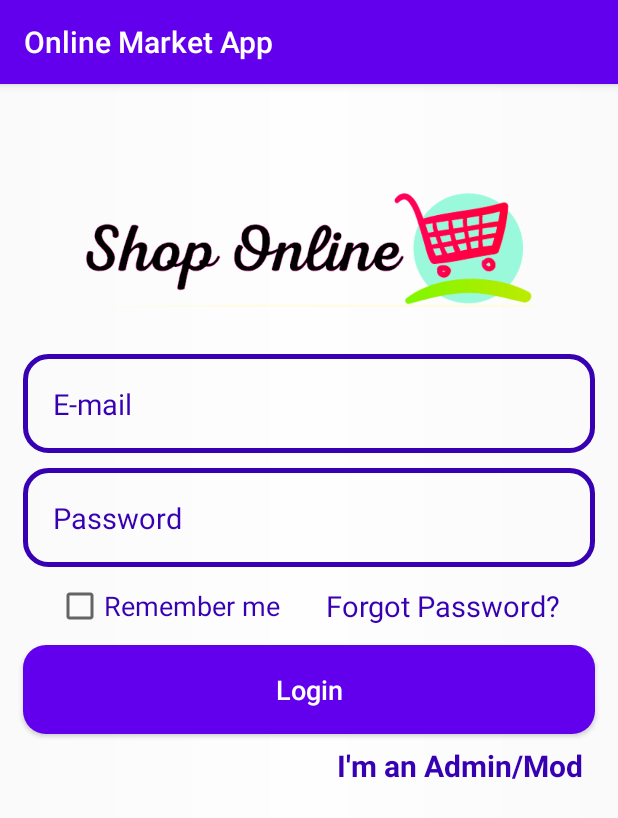
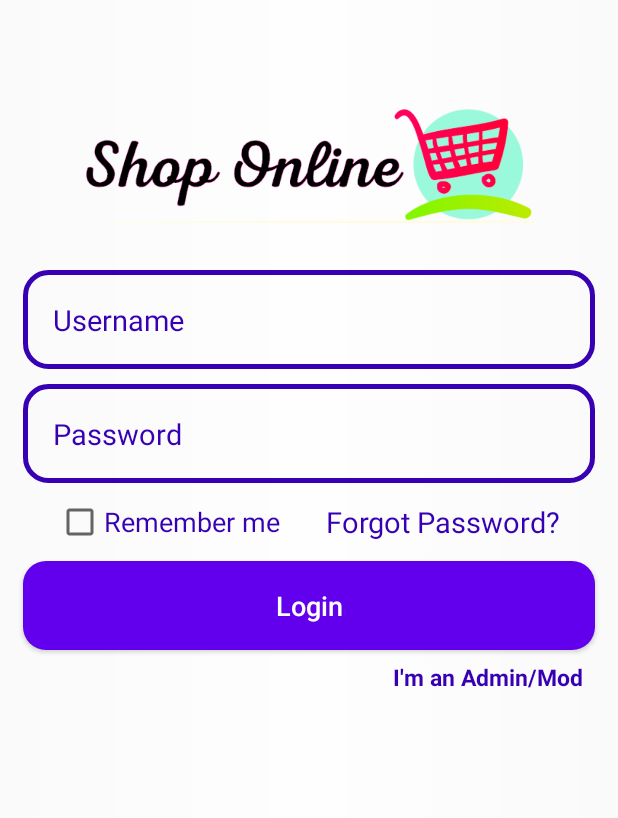
Before and after one commit to Petrified0110/OnlineMarketApp, an Android app: the LoginActivity screen opened directly, with no data from a screen before it, after a tap on "Login", on a phone screen of 412 x 824 dp. Shown: the top 818 px of the screen. Run offline under Robolectric (Android 15) with nearby library versions, the phone set to English and light mode, and no system bars; our stand-ins replace Firebase (no records; nobody signed in at launch, a user with empty details on screens opened directly).

Commit message:
Implemented Login using username

```diff
--- a/app/src/main/java/com/example/onlinemarketapp/LoginActivity.java
+++ b/app/src/main/java/com/example/onlinemarketapp/LoginActivity.java
@@ -13,7 +13,7 @@ import androidx.annotation.NonNull;
 import androidx.annotation.RequiresApi;
 import androidx.appcompat.app.AppCompatActivity;
 
-import com.example.onlinemarketapp.Model.Buyer;
+import com.example.onlinemarketapp.Model.User;
 import com.google.firebase.database.DataSnapshot;
 import com.google.firebase.database.DatabaseError;
 import com.google.firebase.database.DatabaseReference;
@@ -22,7 +22,7 @@ import com.google.firebase.database.ValueEventListener;
 
 public class LoginActivity extends AppCompatActivity {
 
-    private EditText inputEmail, inputPassword;
+    private EditText inputUsername, inputPassword;
     private Button loginButton;
 
     @Override
@@ -31,7 +31,7 @@ public class LoginActivity extends AppCompatActivity {
         setContentView(R.layout.activity_login);
 
         loginButton = (Button) findViewById(R.id.login_btn);
-        inputEmail = (EditText) findViewById(R.id.login_email_input);
+        inputUsername = (EditText) findViewById(R.id.login_username_input);
         inputPassword = (EditText) findViewById(R.id.login_password_input);
 
         loginButton.setOnClickListener(new View.OnClickListener() {
@@ -43,10 +43,10 @@ public class LoginActivity extends AppCompatActivity {
     }
 
     private void loginUser() {
-        String email = inputEmail.getText().toString();
+        String username = inputUsername.getText().toString();
         String password = inputPassword.getText().toString();
 
-         if(TextUtils.isEmpty(email)){
+         if(TextUtils.isEmpty(username)){
             Toast.makeText(this, "Please write your email", Toast.LENGTH_SHORT).show();
         }
         else if(TextUtils.isEmpty(password)){
@@ -54,11 +54,11 @@ public class LoginActivity extends AppCompatActivity {
         }
         else{
 
-            login(email, password);
+            login(username, password);
         }
     }
 
-    private void login(final String email, final String password) {
+    private void login(final String username, final String password) {
         final DatabaseReference myDatabaseReference;
         myDatabaseReference = FirebaseDatabase.getInstance().getReference();
 
@@ -66,14 +66,13 @@ public class LoginActivity extends AppCompatActivity {
             @RequiresApi(api = Build.VERSION_CODES.O)
             @Override
             public void onDataChange(@NonNull DataSnapshot dataSnapshot) {
-                if(dataSnapshot.child("Buyers").child(email).exists()){
-                    Buyer buyerData = dataSnapshot.child("Buyers").child(email).getValue(Buyer.class);
+                if(dataSnapshot.child("Users").child(username).exists()){
+                    User userData = dataSnapshot.child("Users").child(username).getValue(User.class);
 
-                    final String salt = buyerData.getSalt();
-                    final String encryptedPassword = Encryption.generateSecurePassword(password, salt);
+                    final String psw = userData.getPassword();
 
-                    if(buyerData.getEmail().equals(email)){
-                        if (Encryption.verifyUserPassword(password, encryptedPassword, salt)) {
+                    if(userData.getUsername().equals(username)){
+                        if (psw.equals(password)) {
                             Toast.makeText(LoginActivity.this, "Logged in successfully", Toast.LENGTH_SHORT).show();
 
                             Intent intent = new Intent(LoginActivity.this, BrowseActivity.class);
--- a/app/src/main/res/layout/activity_login.xml
+++ b/app/src/main/res/layout/activity_login.xml
@@ -18,7 +18,7 @@
         />
 
     <EditText
-        android:id="@+id/login_email_input"
+        android:id="@+id/login_username_input"
         android:layout_width="match_parent"
         android:layout_height="wrap_content"
         android:layout_below="@+id/login_applogo"
@@ -27,8 +27,8 @@
         android:layout_marginTop="20dp"
         android:layout_marginLeft="15dp"
         android:layout_marginRight="15dp"
-        android:hint="E-mail"
-        android:inputType="textEmailAddress"
+        android:hint="Username"
+        android:inputType="text"
         android:textColor="@color/colorPrimaryDark"
         android:textColorHint="@color/colorPrimaryDark"
         android:textSize="19sp"
@@ -39,7 +39,7 @@
         android:id="@+id/login_password_input"
         android:layout_width="match_parent"
         android:layout_height="wrap_content"
-        android:layout_below="@+id/login_email_input"
+        android:layout_below="@+id/login_username_input"
         android:background="@drawable/input_design"
         android:padding="20dp"
         android:layout_marginLeft="15dp"
@@ -111,7 +111,7 @@
         android:layout_alignParentEnd="true"
         android:layout_below="@+id/login_btn"
         android:textColor="@color/colorPrimaryDark"
-        android:textSize="20sp"
+        android:textSize="15sp"
         android:textStyle="bold"
         android:layout_marginStart="80dp"
         android:layout_marginEnd="23dp"
--- a/app/src/main/res/layout/activity_register.xml
+++ b/app/src/main/res/layout/activity_register.xml
@@ -9,11 +9,11 @@
 
     <ImageView
         android:id="@+id/register_applogo"
-        android:layout_width="300dp"
-        android:layout_height="100dp"
+        android:layout_width="150dp"
+        android:layout_height="50dp"
         android:src="@drawable/applogo"
         android:layout_centerHorizontal="true"
-        android:layout_marginTop="20dp"
+        android:layout_marginTop="30dp"
         />
 
     <EditText
--- a/app/src/main/res/values/styles.xml
+++ b/app/src/main/res/values/styles.xml
@@ -1,7 +1,7 @@
 <resources>
 
     <!-- Base application theme. -->
-    <style name="AppTheme" parent="Theme.AppCompat.Light.DarkActionBar">
+    <style name="AppTheme" parent="Theme.AppCompat.Light.NoActionBar">
         <!-- Customize your theme here. -->
         <item name="colorPrimary">@color/colorPrimary</item>
         <item name="colorPrimaryDark">@color/colorPrimaryDark</item>
```
Also changed, not shown: app/src/main/java/com/example/onlinemarketapp/Model/User.java (renamed from app/src/main/java/com/example/onlinemarketapp/Model/Buyer.java, +18 -8 lines).
